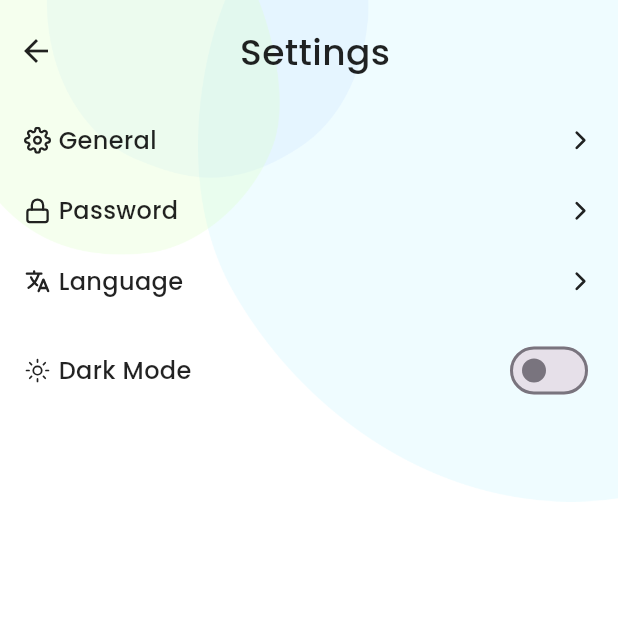
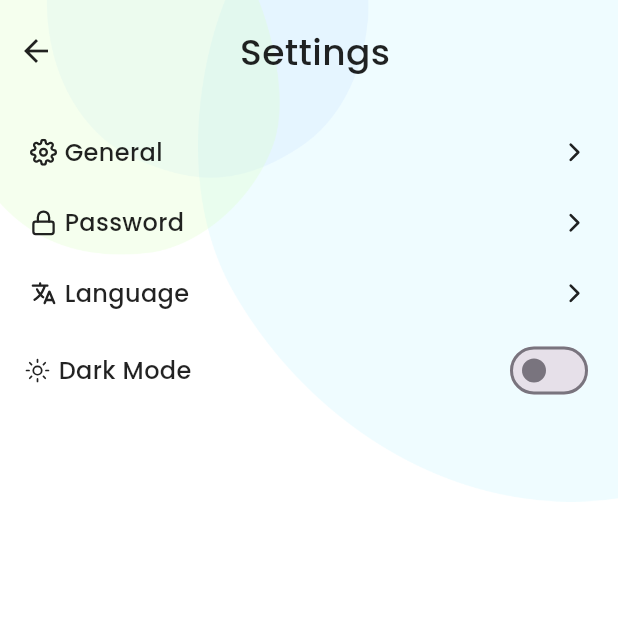
Before and after one commit to jmdurant/lifterlms-flutter-mobile, a Flutter app: the SettingsScreen screen opened directly with empty values, on a phone screen of 412 x 824 dp, the top half of it. Run offline on Flutter 3.47's test engine with Material 3 defaults, Android fonts, the light colour scheme and no system bars; drawn by our look-alikes of loader_overlay; our stand-ins replace auth_buttons, easy_localization, email_validator, feather_icons, firebase_core, firebase_messaging and 20 more; missing offline and left inert: app_badge_plus, dart:ffi, fwfh_just_audio, fwfh_webview, indexed, jwt_decode and 2 more; accounts and stored records are empty; generated files the repository leaves out were written again; network calls fail.

Commit message:
Improve settings screen usability
- Replaced GestureDetector with InkWell for better visual feedback
- Made entire row clickable instead of just the chevron icon
- Added padding to increase tap target size
- Added ripple effect on tap for better user feedback
- Adjusted spacing between rows for better consistency

Users can now tap anywhere on the settings row (text or icon) to navigate to that section, improving accessibility and user experience.

```diff
--- a/lib/app/view/components/profile/settings-screen.dart
+++ b/lib/app/view/components/profile/settings-screen.dart
@@ -102,7 +102,11 @@ class _SettingsScreenState extends State<SettingsScreen> {
                   padding: const EdgeInsets.fromLTRB(16, 24, 16, 24),
                   child: Column(
                     children: [
-                      GestureDetector(
+                      InkWell(
+                        borderRadius: BorderRadius.circular(8),
+                        onTap: () => Get.toNamed(AppRouter.general),
+                        child: Padding(
+                          padding: const EdgeInsets.symmetric(vertical: 8.0, horizontal: 4.0),
                           child: Row(
                             mainAxisAlignment:
                             MainAxisAlignment.spaceBetween,
@@ -126,10 +130,14 @@ class _SettingsScreenState extends State<SettingsScreen> {
                               )
                             ],
                           ),
-                        onTap: () => Get.toNamed(AppRouter.general),
                         ),
-                      SizedBox(height: 24,),
-                      GestureDetector(
+                      ),
+                      SizedBox(height: 8,),
+                      InkWell(
+                        borderRadius: BorderRadius.circular(8),
+                        onTap: () => Get.toNamed(AppRouter.password),
+                        child: Padding(
+                          padding: const EdgeInsets.symmetric(vertical: 8.0, horizontal: 4.0),
                           child: Row(
                             mainAxisAlignment:
                             MainAxisAlignment.spaceBetween,
@@ -153,10 +161,14 @@ class _SettingsScreenState extends State<SettingsScreen> {
                               )
                             ],
                           ),
-                        onTap: () => Get.toNamed(AppRouter.password),
                         ),
-                      SizedBox(height: 24,),
-                      GestureDetector(
+                      ),
+                      SizedBox(height: 8,),
+                      InkWell(
+                        borderRadius: BorderRadius.circular(8),
+                        onTap: () => Get.toNamed(AppRouter.language),
+                        child: Padding(
+                          padding: const EdgeInsets.symmetric(vertical: 8.0, horizontal: 4.0),
                           child: Row(
                             mainAxisAlignment:
                             MainAxisAlignment.spaceBetween,
@@ -180,9 +192,9 @@ class _SettingsScreenState extends State<SettingsScreen> {
                               )
                             ],
                           ),
-                        onTap: () => Get.toNamed(AppRouter.language),
                         ),
-                      SizedBox(height: 24,),
+                      ),
+                      SizedBox(height: 8,),
                       Obx(() => Row(
                         mainAxisAlignment: MainAxisAlignment.spaceBetween,
                         children: [
```
Lines whose indentation alone changed are shown as unchanged.
